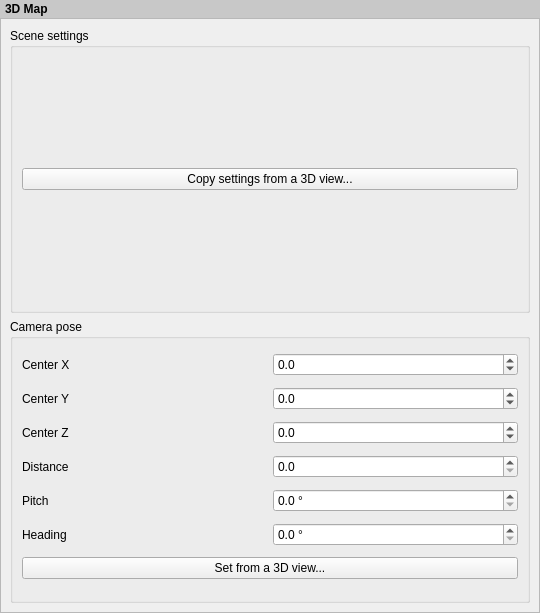
qgis/QGIS, file src/ui/layout/qgslayout3dmapwidgetbase.ui: the form before one commit.
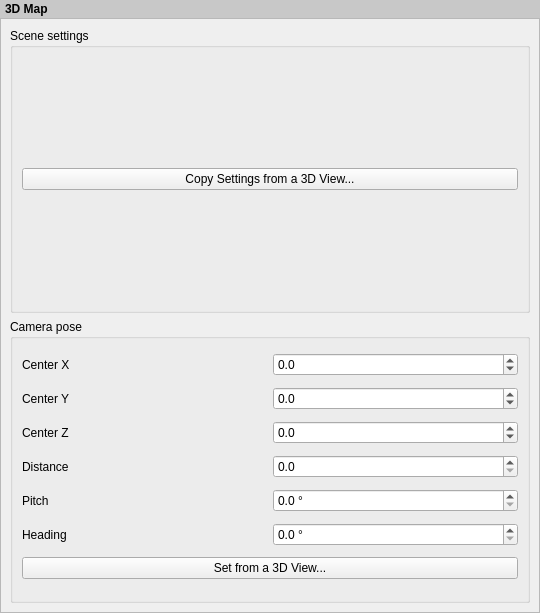
The form after the commit. Custom widgets are drawn as their Qt base class.

```diff
--- a/src/ui/layout/qgslayout3dmapwidgetbase.ui
+++ b/src/ui/layout/qgslayout3dmapwidgetbase.ui
@@ -69,7 +69,7 @@
           <item>
            <widget class="QPushButton" name="mCopySettingsButton">
             <property name="text">
-             <string>Copy settings from a 3D view...</string>
+             <string>Copy Settings from a 3D View...</string>
             </property>
            </widget>
           </item>
@@ -202,7 +202,7 @@
           <item row="6" column="0" colspan="2">
            <widget class="QPushButton" name="mPoseFromViewButton">
             <property name="text">
-             <string>Set from a 3D view...</string>
+             <string>Set from a 3D View...</string>
             </property>
            </widget>
           </item>
```
